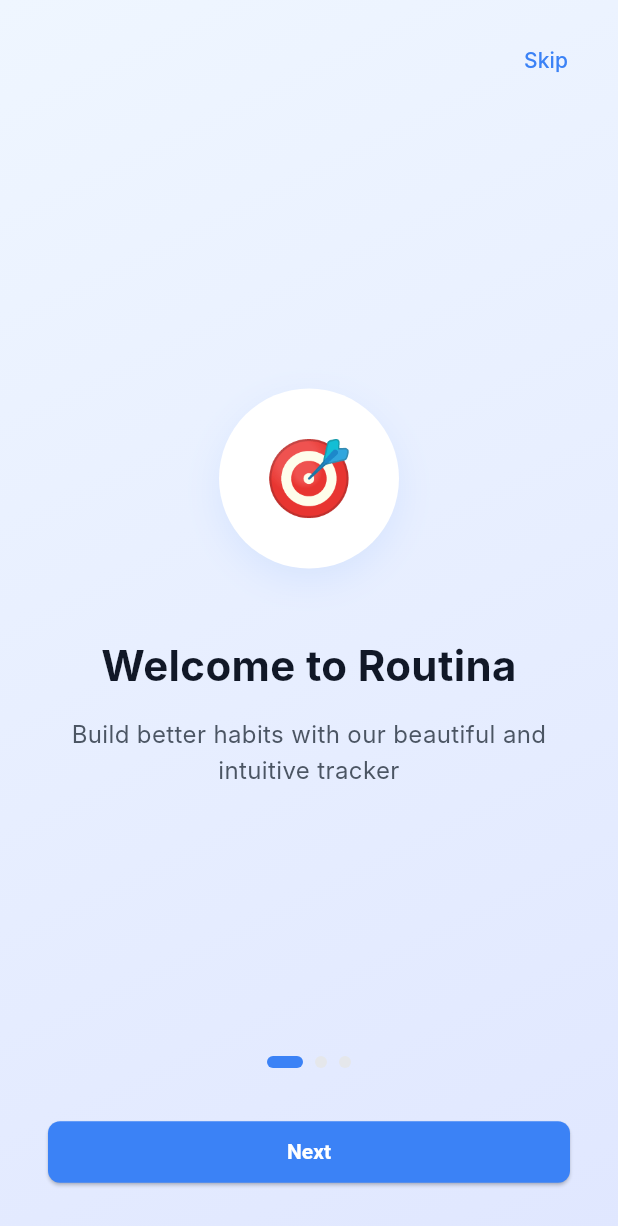
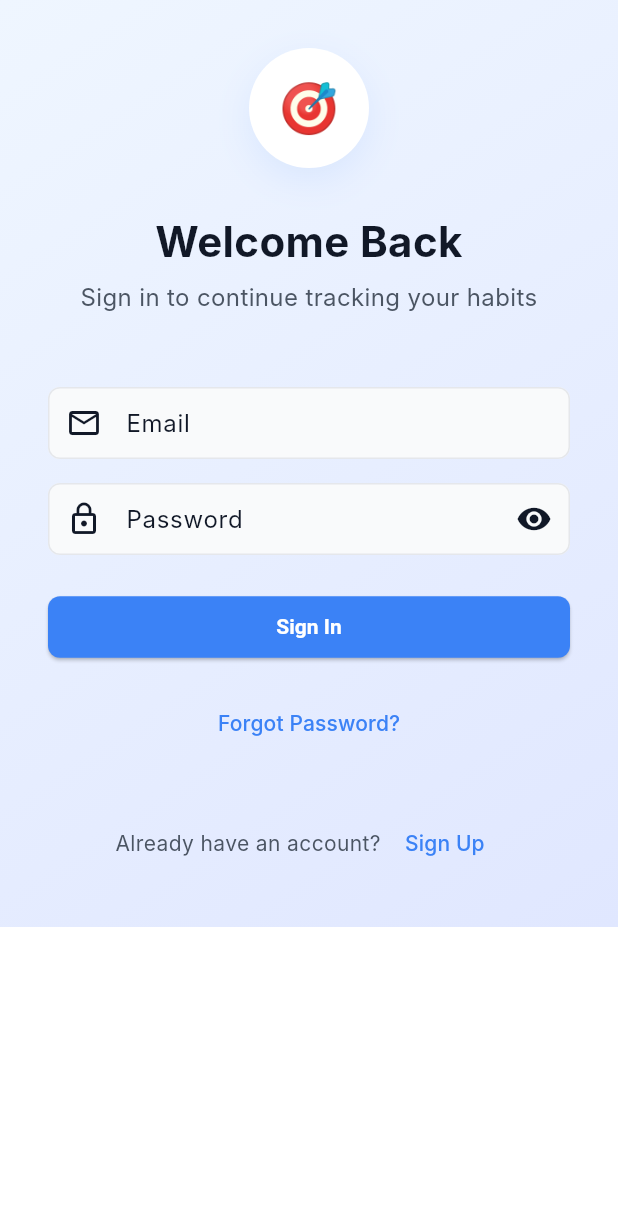
Before and after one commit to mahmoudassasa/Routina, a Flutter app: the screen it shows after launch, after a tap on "Skip", on a phone screen of 412 x 824 dp. Shown: the top 1226 px of the screen. Run offline on Flutter 3.47's test engine with Material 3 defaults, Android fonts, the phone set to English and light mode, and no system bars; our stand-ins replace flutter_bloc, flutter_screenutil; Roboto replaces fonts that are missing (Inter).

Commit message:
- Create login screen - added bloc to login screen

```diff
--- /dev/null
+++ b/lib/core/helpers/constants.dart
@@ -0,0 +1 @@
+bool isLoggedInUser = true;
--- a/lib/core/routing/app_router.dart
+++ b/lib/core/routing/app_router.dart
@@ -1,4 +1,7 @@
 import 'package:flutter/material.dart';
+import 'package:flutter_bloc/flutter_bloc.dart';
+import 'package:routina/features/login_screen/logic/cubit/login_cubit.dart';
+import 'package:routina/features/login_screen/ui/login_screen.dart';
 
 import '../../features/onboarding_screen/ui/onboarding_screen.dart';
 
@@ -67,7 +70,12 @@ class AppRouter {
     switch (settings.name) {
       case Routes.onBoardingScreen:
         return MaterialPageRoute(builder: (_) => const OnboardingScreen());
-
+      case Routes.loginScreen:
+        return MaterialPageRoute(builder: (_) => BlocProvider(
+            create: (context) => LoginCubit(),
+            child: const LoginScreen(),
+          ),
+        );
       default:
         return null;
 
--- /dev/null
+++ b/lib/features/login_screen/logic/cubit/login_cubit.dart
@@ -0,0 +1,37 @@
+import 'package:flutter_bloc/flutter_bloc.dart';
+import 'package:routina/features/login_screen/logic/cubit/login_state.dart';
+
+
+
+// Login Cubit
+class LoginCubit extends Cubit<LoginState> {
+  LoginCubit() : super(const LoginState());
+
+  Future<void> login(String email, String password) async {
+    emit(state.copyWith(status: LoginStatus.loading));
+
+    try {
+      // Simulate API call
+      await Future.delayed(const Duration(seconds: 2));
+
+      // Mock validation
+      if (email.isNotEmpty && password.isNotEmpty) {
+        emit(state.copyWith(status: LoginStatus.success));
+      } else {
+        emit(state.copyWith(
+          status: LoginStatus.error,
+          errorMessage: 'Please fill all fields',
+        ));
+      }
+    } catch (e) {
+      emit(state.copyWith(
+        status: LoginStatus.error,
+        errorMessage: e.toString(),
+      ));
+    }
+  }
+
+  void reset() {
+    emit(const LoginState());
+  }
+}
--- /dev/null
+++ b/lib/features/login_screen/logic/cubit/login_state.dart
@@ -0,0 +1,22 @@
+// Login States
+enum LoginStatus { initial, loading, success, error }
+
+class LoginState {
+  final LoginStatus status;
+  final String? errorMessage;
+
+  const LoginState({
+    this.status = LoginStatus.initial,
+    this.errorMessage,
+  });
+
+  LoginState copyWith({
+    LoginStatus? status,
+    String? errorMessage,
+  }) {
+    return LoginState(
+      status: status ?? this.status,
+      errorMessage: errorMessage ?? this.errorMessage,
+    );
+  }
+}
--- /dev/null
+++ b/lib/features/login_screen/ui/login_screen.dart
@@ -0,0 +1,106 @@
+import 'package:flutter/material.dart';
+import 'package:flutter_bloc/flutter_bloc.dart';
+import 'package:routina/core/helpers/extension.dart';
+import 'package:routina/core/theaming/app_colors.dart';
+import 'package:routina/features/login_screen/logic/cubit/login_cubit.dart';
+import 'package:routina/features/login_screen/logic/cubit/login_state.dart';
+import 'package:routina/features/login_screen/ui/widgets/already_have_an_account.dart';
+import 'package:routina/features/login_screen/ui/widgets/email_field.dart';
+import 'package:routina/features/login_screen/ui/widgets/forgot_password.dart';
+import 'package:routina/features/login_screen/ui/widgets/login_button.dart';
+import 'package:routina/features/login_screen/ui/widgets/login_header.dart';
+import 'package:routina/features/login_screen/ui/widgets/password_field.dart';
+
+import '../../../core/routing/routes.dart';
+
+class LoginScreen extends StatefulWidget {
+  const LoginScreen({super.key});
+
+  @override
+  State<LoginScreen> createState() => _LoginScreenState();
+}
+
+class _LoginScreenState extends State<LoginScreen> {
+  final _emailController = TextEditingController();
+  final _passwordController = TextEditingController();
+  bool _isPasswordVisible = false;
+
+  @override
+  void dispose() {
+    _emailController.dispose();
+    _passwordController.dispose();
+    super.dispose();
+  }
+
+  @override
+  Widget build(BuildContext context) {
+    return Scaffold(
+      body: Container(
+        decoration: const BoxDecoration(
+          gradient: LinearGradient(
+            begin: Alignment.topLeft,
+            end: Alignment.bottomRight,
+            colors: [
+              AppColors.backgroundGradientStart,
+              AppColors.backgroundGradientEnd,
+            ],
+          ),
+        ),
+        child: SafeArea(
+          child: BlocListener<LoginCubit, LoginState>(
+            listener: (context, state) {
+              if (state.status == LoginStatus.success) {
+                context.pushReplacementNamed(Routes.homeScreen);
+              } else if (state.status == LoginStatus.error) {
+                ScaffoldMessenger.of(context).showSnackBar(
+                  SnackBar(
+                    content: Text(state.errorMessage ?? 'Login failed'),
+                    backgroundColor: AppColors.error,
+                  ),
+                );
+              }
+            },
+            child: Padding(
+              padding: const EdgeInsets.all(32.0),
+              child: SingleChildScrollView(
+                child: Column(
+                  mainAxisAlignment: MainAxisAlignment.center,
+                  crossAxisAlignment: CrossAxisAlignment.stretch,
+                  children: [
+                    LoginHeader(),
+                    const SizedBox(height: 48),
+                    // Email Field
+                    EmailField(emailController: _emailController),
+                    const SizedBox(height: 16),
+                    // Password Field
+                    PasswordField(
+                      passwordController: _passwordController,
+                      isPasswordVisible: _isPasswordVisible,
+                      togglePasswordVisibility: () {
+                        setState(() {
+                          _isPasswordVisible = !_isPasswordVisible;
+                        });
+                      },
+                    ),
+                    const SizedBox(height: 24),
+                    // Login Button
+                    LoginButton(
+                      emailController: _emailController,
+                      passwordController: _passwordController,
+                    ),
+                    const SizedBox(height: 16),
+                    // Forgot Password
+                    ForgotPassword(),
+                    const SizedBox(height: 32),
+                    // Sign Up Link
+                    AlreadyHaveAnAccount(),
+                  ],
+                ),
+              ),
+            ),
+          ),
+        ),
+      ),
+    );
+  }
+}
--- /dev/null
+++ b/lib/features/login_screen/ui/widgets/already_have_an_account.dart
@@ -0,0 +1,31 @@
+import 'package:flutter/material.dart';
+import 'package:routina/core/helpers/extension.dart';
+import 'package:routina/core/routing/routes.dart';
+import 'package:routina/core/theaming/app_colors.dart';
+import 'package:routina/core/theaming/app_text_styles.dart';
+
+class AlreadyHaveAnAccount extends StatelessWidget {
+  const AlreadyHaveAnAccount({super.key});
+
+  @override
+  Widget build(BuildContext context) {
+    return Row(
+      mainAxisAlignment: MainAxisAlignment.center,
+      children: [
+        Text(
+          'Already have an account? ',
+          style: AppTextStyles.bodyMedium.copyWith(
+            color: AppColors.textSecondary,
+          ),
+        ),
+        TextButton(
+          onPressed: () => context.pushReplacementNamed(Routes.registerScreen),
+          child: Text(
+            'Sign Up',
+            style: AppTextStyles.labelLarge.copyWith(color: AppColors.primary),
+          ),
+        ),
+      ],
+    );
+  }
+}
--- /dev/null
+++ b/lib/features/login_screen/ui/widgets/email_field.dart
@@ -0,0 +1,27 @@
+import 'package:flutter/material.dart';
+
+class EmailField extends StatefulWidget {
+final TextEditingController _emailController ;
+  const EmailField({super.key, required TextEditingController emailController }): _emailController = emailController;
+
+  @override
+  State<EmailField> createState() => _EmailFieldState();
+}
+
+class _EmailFieldState extends State<EmailField> {
+
+
+
+  @override
+
+  Widget build(BuildContext context) {
+    return TextFormField(
+      controller:widget._emailController,
+      keyboardType: TextInputType.emailAddress,
+      decoration: const InputDecoration(
+        labelText: 'Email',
+        prefixIcon: Icon(Icons.email_outlined),
+      ),
+    );
+  }
+}
--- /dev/null
+++ b/lib/features/login_screen/ui/widgets/forgot_password.dart
@@ -0,0 +1,21 @@
+import 'package:flutter/material.dart';
+import 'package:routina/core/helpers/extension.dart';
+import 'package:routina/core/routing/routes.dart';
+import 'package:routina/core/theaming/app_colors.dart';
+import 'package:routina/core/theaming/app_text_styles.dart';
+
+class ForgotPassword extends StatelessWidget {
+  const ForgotPassword({super.key});
+
+  @override
+  Widget build(BuildContext context) {
+    return TextButton(
+      onPressed: () =>
+          context.pushReplacementNamed(Routes.forgetPasswordScreen),
+      child: Text(
+        'Forgot Password?',
+        style: AppTextStyles.labelLarge.copyWith(color: AppColors.primary),
+      ),
+    );
+  }
+}
--- /dev/null
+++ b/lib/features/login_screen/ui/widgets/login_button.dart
@@ -0,0 +1,51 @@
+import 'package:flutter/material.dart';
+import 'package:flutter_bloc/flutter_bloc.dart';
+import 'package:routina/core/theaming/app_colors.dart';
+import 'package:routina/features/login_screen/logic/cubit/login_cubit.dart';
+import 'package:routina/features/login_screen/logic/cubit/login_state.dart';
+
+class LoginButton extends StatefulWidget {
+  final TextEditingController _passwordController;
+  final TextEditingController _emailController;
+  const LoginButton({
+    super.key,
+    required TextEditingController passwordController,
+    required TextEditingController emailController,
+  }) : _passwordController = passwordController,
+       _emailController = emailController;
+
+  @override
+  State<LoginButton> createState() => _LoginButtonState();
+}
+
+class _LoginButtonState extends State<LoginButton> {
+  @override
+  Widget build(Object context) {
+    return BlocBuilder<LoginCubit, LoginState>(
+      builder: (context, state) {
+        return ElevatedButton(
+          onPressed: state.status == LoginStatus.loading
+              ? null
+              : () {
+                  context.read<LoginCubit>().login(
+                    widget._emailController.text,
+                    widget._passwordController.text,
+                  );
+                },
+          child: state.status == LoginStatus.loading
+              ? const SizedBox(
+                  width: 20,
+                  height: 20,
+                  child: CircularProgressIndicator(
+                    strokeWidth: 2,
+                    valueColor: AlwaysStoppedAnimation<Color>(
+                      AppColors.textWhite,
+                    ),
+                  ),
+                )
+              : const Text('Sign In'),
+        );
+      },
+    );
+  }
+}
--- /dev/null
+++ b/lib/features/login_screen/ui/widgets/login_header.dart
@@ -0,0 +1,53 @@
+import 'package:flutter/material.dart';
+import 'package:routina/core/theaming/app_colors.dart';
+import 'package:routina/core/theaming/app_text_styles.dart';
+
+class LoginHeader extends StatelessWidget {
+  const LoginHeader({super.key});
+
+  @override
+  Widget build(BuildContext context) {
+    return Column(
+      children: [
+        // Logo
+        Container(
+          width: 80,
+          height: 80,
+          decoration: BoxDecoration(
+            color: AppColors.surface,
+            borderRadius: BorderRadius.circular(40),
+            boxShadow: [
+              BoxShadow(
+                color: AppColors.primary.withValues(alpha: 0.1),
+                blurRadius: 20,
+                offset: const Offset(0, 8),
+              ),
+            ],
+          ),
+          child: const Center(
+            child: Text('🎯', style: TextStyle(fontSize: 32)),
+          ),
+        ),
+
+        const SizedBox(height: 32),
+
+        // Title
+        const Text(
+          'Welcome Back',
+          style: AppTextStyles.displayMedium,
+          textAlign: TextAlign.center,
+        ),
+
+        const SizedBox(height: 8),
+
+        Text(
+          'Sign in to continue tracking your habits',
+          style: AppTextStyles.bodyLarge.copyWith(
+            color: AppColors.textSecondary,
+          ),
+          textAlign: TextAlign.center,
+        ),
+      ],
+    );
+  }
+}
--- /dev/null
+++ b/lib/features/login_screen/ui/widgets/password_field.dart
@@ -0,0 +1,42 @@
+import 'package:flutter/material.dart';
+
+class PasswordField extends StatefulWidget {
+  const PasswordField({
+    super.key,
+    required TextEditingController passwordController,
+    required bool isPasswordVisible,
+    required VoidCallback togglePasswordVisibility,
+  }) : _passwordController = passwordController;
+
+  final TextEditingController _passwordController;
+
+
+  @override
+  State<PasswordField> createState() => _PasswordFieldState();
+}
+
+class _PasswordFieldState extends State<PasswordField> {
+  bool _isPasswordVisible = false; // add this line
+
+  @override
+  Widget build(BuildContext context) {
+    return TextFormField(
+      controller: widget._passwordController,
+      obscureText: !_isPasswordVisible,
+      decoration: InputDecoration(
+        labelText: 'Password',
+        prefixIcon: const Icon(Icons.lock_outline),
+        suffixIcon: IconButton(
+          icon: Icon(
+            _isPasswordVisible ? Icons.visibility_off : Icons.visibility,
+          ),
+          onPressed: () {
+            setState(() {
+              _isPasswordVisible = !_isPasswordVisible; // update the state
+            });
+          },
+        ),
+      ),
+    );
+  }
+}
--- a/lib/routina_app.dart
+++ b/lib/routina_app.dart
@@ -1,4 +1,5 @@
 import 'package:flutter/material.dart';
+import 'package:flutter_screenutil/flutter_screenutil.dart';
 import 'package:routina/core/routing/app_router.dart';
 import 'package:routina/core/routing/routes.dart';
 import 'package:routina/core/theaming/app_theme.dart';
@@ -12,13 +13,16 @@ class RoutinaApp extends StatelessWidget {
 
   @override
   Widget build(BuildContext context) {
-    return MaterialApp(
-      title: 'Routina',
-      debugShowCheckedModeBanner: false,
-      theme: AppTheme.lightTheme,
-      initialRoute: Routes.onBoardingScreen,
-      onGenerateRoute: appRouter.generateRoute,
+    return ScreenUtilInit(
+      designSize: const Size(375, 812),
+      child: MaterialApp(
+        title: 'Routina',
+        debugShowCheckedModeBanner: false,
+        theme: AppTheme.lightTheme,
+        initialRoute: Routes.onBoardingScreen,
+        onGenerateRoute: appRouter.generateRoute,
 
+      ),
     );
   }
 }
```
